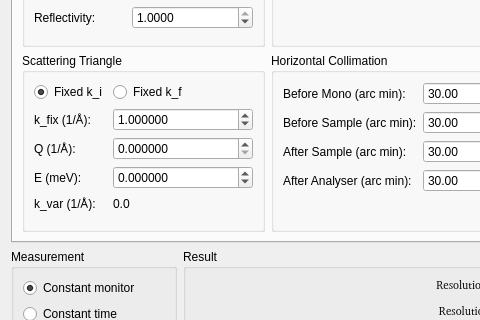
tweber-ill/frm_mirror-miezetools, file ui/reso.ui: the form before one commit; both pictures show x 0 to 480 and y 179 to 499 of the 795 by 669 pixel window.
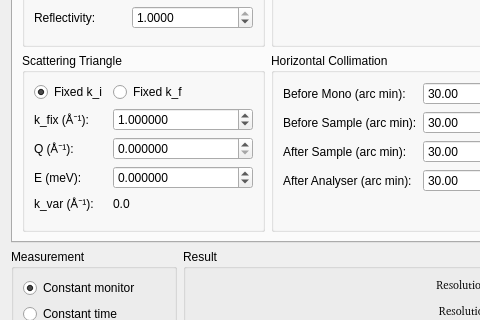
The form after the commit.

Patch:
```diff
--- a/ui/reso.ui
+++ b/ui/reso.ui
@@ -235,7 +235,7 @@
           <item row="2" column="0">
            <widget class="QLabel" name="labelkfix">
             <property name="text">
-             <string>k_fix (1/Å):</string>
+             <string>k_fix (Å⁻¹):</string>
             </property>
            </widget>
           </item>
@@ -258,7 +258,7 @@
           <item row="3" column="0">
            <widget class="QLabel" name="label_26">
             <property name="text">
-             <string>Q (1/Å):</string>
+             <string>Q (Å⁻¹):</string>
             </property>
            </widget>
           </item>
@@ -318,7 +318,7 @@
           <item row="5" column="0">
            <widget class="QLabel" name="labelkvar">
             <property name="text">
-             <string>k_var (1/Å):</string>
+             <string>k_var (Å⁻¹):</string>
             </property>
            </widget>
           </item>
```
Left out of the diff: 2 changed lines with no effect on the pictures.
